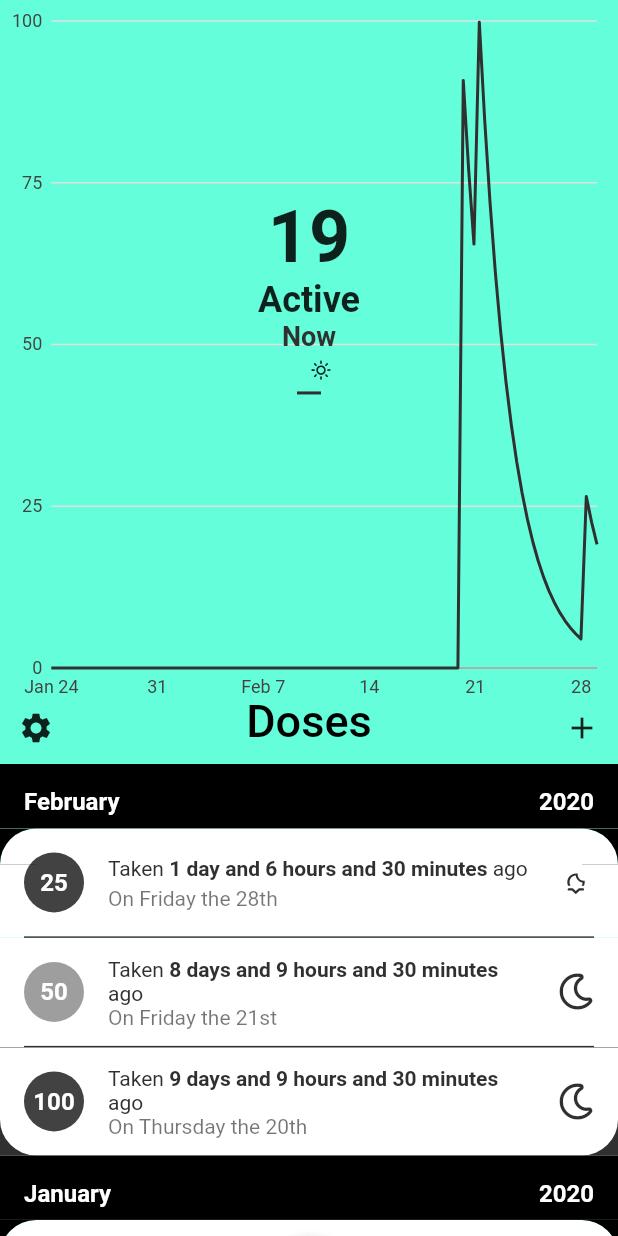
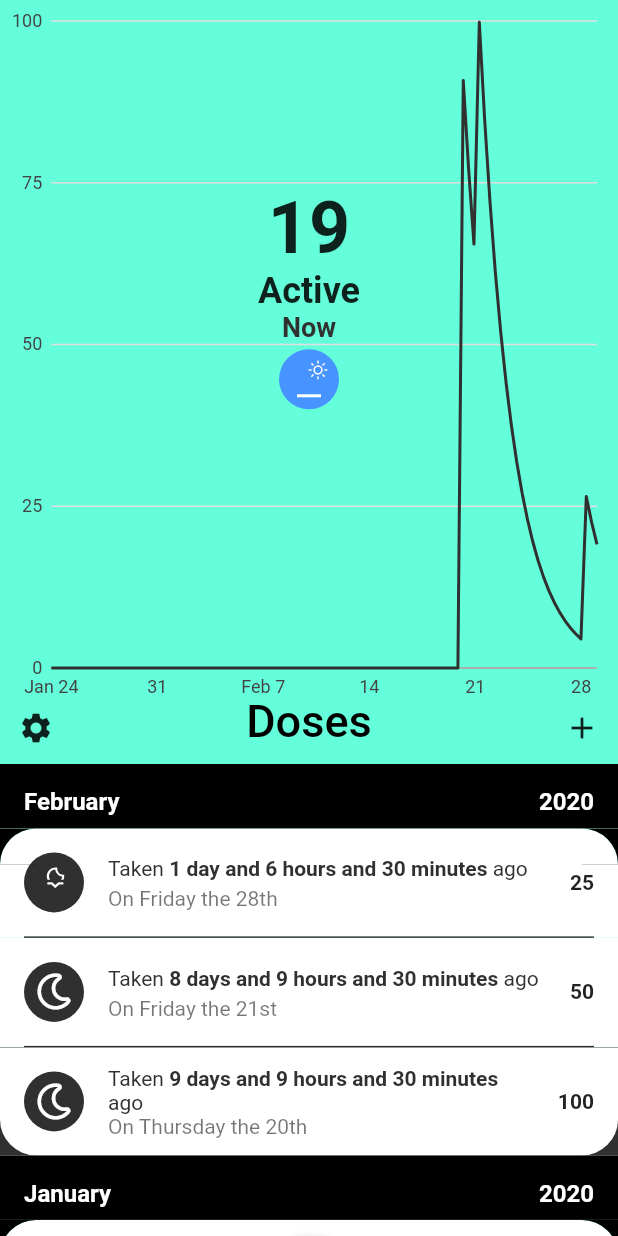
Before and after one commit to b-cancel/halfLife, a Flutter app: the screen it shows after launch, on a phone screen of 412 x 824 dp. Run offline on Flutter 3.47's test engine with Material 2 defaults, Android fonts, the phone set to English and light mode, and no system bars; drawn by our look-alikes of flutter_slidable, pull_to_refresh; our stand-ins replace charts_flutter, flutter_icons, flutter_sticky_header, font_awesome_flutter.

Commit message:
Added time of day circles... now to only show the right doses

```diff
--- a/half_life/lib/shared/doseTile/tile.dart
+++ b/half_life/lib/shared/doseTile/tile.dart
@@ -2,7 +2,6 @@ import 'package:flutter/material.dart';
 import 'package:flutter_icons/flutter_icons.dart';
 import 'package:flutter_slidable/flutter_slidable.dart';
 import 'package:half_life/shared/tileDivider.dart';
-import 'package:half_life/struct/doses.dart';
 import 'package:half_life/utils/dateTimeFormat.dart';
 import 'package:half_life/utils/durationFormat.dart';
 
@@ -25,7 +24,6 @@ class DoseTile extends StatelessWidget {
   final bool isLast;
   final bool isEven;
   final Color softHeaderColor;
-
 
   final double dose;
   final DateTime timeTaken;
@@ -89,23 +87,19 @@ class DoseTile extends StatelessWidget {
               child: Column(
                 children: <Widget>[
                   ListTile(
-                    leading: CircleAvatar(
-                      backgroundColor: isEven
-                          ? ThemeData.dark().cardColor
-                          : ThemeData.dark().primaryColorLight,
-                      child: Text(
-                        dose.round().toString(),
-                        style: TextStyle(
-                          fontWeight: FontWeight.bold,
+                    leading: Theme(
+                      data: Theme.of(context).copyWith(
+                          iconTheme: IconThemeData(
+                        color: ThemeData.dark().scaffoldBackgroundColor,
+                      )),
+                      child: ToTimeOfDay(
+                        timeStamp: timeTaken,
                       ),
-                      ),
-                      foregroundColor: Colors.white,
                     ),
                     title: RichText(
                       text: TextSpan(
                         style: TextStyle(
-                          color: ThemeData.dark()
-                              .scaffoldBackgroundColor,
+                          color: ThemeData.dark().scaffoldBackgroundColor,
                         ),
                         children: [
                           TextSpan(
@@ -141,20 +135,17 @@ class DoseTile extends StatelessWidget {
                       ),
                     ),
                     subtitle: Text(
-                      "On " + DateTimeFormat.weekAndDay(
+                      "On " +
+                          DateTimeFormat.weekAndDay(
                             timeTaken,
                           ),
                     ),
-                    trailing: Theme(
-                      data: Theme.of(context).copyWith(
-                        iconTheme: IconThemeData(
-                          color: ThemeData.dark().scaffoldBackgroundColor,
-                        )
+                    trailing: Text(
+                      dose.round().toString(),
+                      style: TextStyle(
+                        fontWeight: FontWeight.bold,
                       ),
-                      child: ToTimeOfDay(
-                        timeStamp: timeTaken,
                     ),
-                    )
                   ),
                   Visibility(
                     visible: isLast == false,
@@ -173,9 +164,11 @@ class DoseTile extends StatelessWidget {
 class ToTimeOfDay extends StatelessWidget {
   ToTimeOfDay({
     @required this.timeStamp,
+    this.addBack: true,
   });
 
   final DateTime timeStamp;
+  final bool addBack;
 
   @override
   Widget build(BuildContext context) {
@@ -184,29 +177,37 @@ class ToTimeOfDay extends StatelessWidget {
 
     //mapping begin
     Widget icon;
-    if(hour < 2){ //2 am
+    if (hour < 2) {
+      //2 am
       icon = Icon(
         FontAwesome.moon_o,
       );
-    }
-    else if(hour < 5){ //5 am
-      icon = Icon(
+    } else if (hour < 5) {
+      //5 am
+      icon = Transform.translate(
+        offset: Offset(1, -4),
+        child: Icon(
           WeatherIcons.wi_moonset,
+          color: Colors.white,
+        ),
       );
-    }
-    else if(hour < 8){
-      icon = Icon(
+    } else if (hour < 8) {
+      icon = Transform.translate(
+        offset: Offset(-3, -2),
+        child: Icon(
           WeatherIcons.wi_sunrise,
+        ),
       );
-    }
-    else if(hour < 17){ //same icon but shifted
+    } else if (hour < 17) {
+      //same icon but shifted
       //shift when needed
       bool shiftLeft;
-      if(hour < 11){ //shift right
+      if (hour < 11) {
+        //shift right
         shiftLeft = false;
-      }
-      else if(hour < 14){}
-      else{ //shift left
+      } else if (hour < 14) {
+      } else {
+        //shift left
         shiftLeft = true;
       }
 
@@ -224,7 +225,7 @@ class ToTimeOfDay extends StatelessWidget {
               ),
               child: Container(
                 height: 2,
-                color: ThemeData.dark().scaffoldBackgroundColor,
+                color: Colors.white,
               ),
             ),
           ),
@@ -234,10 +235,8 @@ class ToTimeOfDay extends StatelessWidget {
           ),
           Transform.translate(
             offset: Offset(
-              shiftLeft == null ? 0 : (
-                shiftLeft ? -8 : 8
-              ),
-              shiftLeft == null ? -8 : -4,
+              shiftLeft == null ? 0 : (shiftLeft ? -6 : 6),
+              shiftLeft == null ? -8 : -6,
             ),
             child: Icon(
               WeatherIcons.wi_day_sunny,
@@ -246,21 +245,59 @@ class ToTimeOfDay extends StatelessWidget {
           ),
         ],
       );
-    }
-    else if(hour < 20){
-      icon = Icon(
+    } else if (hour < 20) {
+      icon = Transform.translate(
+        offset: Offset(-3, -2),
+        child: Icon(
           WeatherIcons.wi_sunset,
+        ),
       );
-    }
-    else if(hour < 23){
-      icon = Icon(
+    } else if (hour < 23) {
+      icon = Transform.translate(
+        offset: Offset(1, -4),
+        child: Icon(
           WeatherIcons.wi_moonrise,
+        ),
       );
-    }
-    else{
+    } else {
       icon = Icon(
         FontAwesome.moon_o,
       );
+    }
+
+    //add proper background color
+    if (addBack) {
+      if (hour < 5) {
+        icon = CircleAvatar(
+          backgroundColor: ThemeData.dark().scaffoldBackgroundColor,
+          foregroundColor: Colors.white,
+          child: icon,
+        );
+      } else if (hour < 8) {
+        icon = CircleAvatar(
+          backgroundColor: Color(0xFFffb347), //orange
+          foregroundColor: ThemeData.dark().scaffoldBackgroundColor,
+          child: icon,
+        );
+      } else if (hour < 17) {
+        icon = CircleAvatar(
+          backgroundColor: Color(0xFF4793ff), //blue
+          foregroundColor: Colors.white,
+          child: icon,
+        );
+      } else if (hour < 20) {
+        icon = CircleAvatar(
+          backgroundColor: Color(0xFFffb347), //orange
+          foregroundColor: ThemeData.dark().scaffoldBackgroundColor,
+          child: icon,
+        );
+      } else {
+        icon = CircleAvatar(
+          backgroundColor: ThemeData.dark().scaffoldBackgroundColor,
+          foregroundColor: Colors.white,
+          child: icon,
+        );
+      }
     }
 
     //return icon
```
Lines whose indentation alone changed are shown as unchanged.
